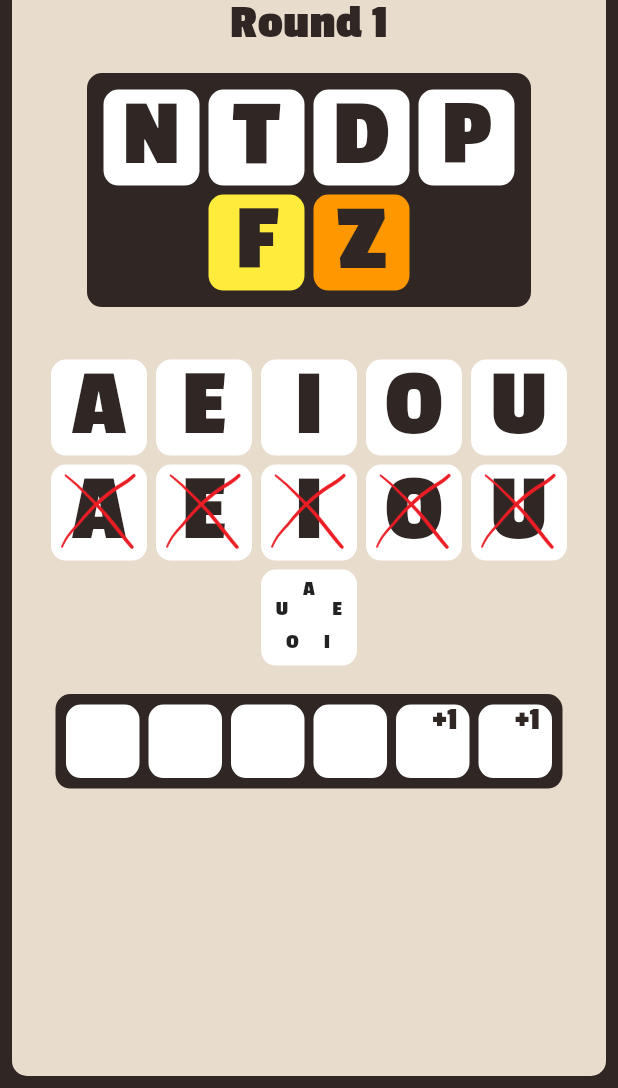
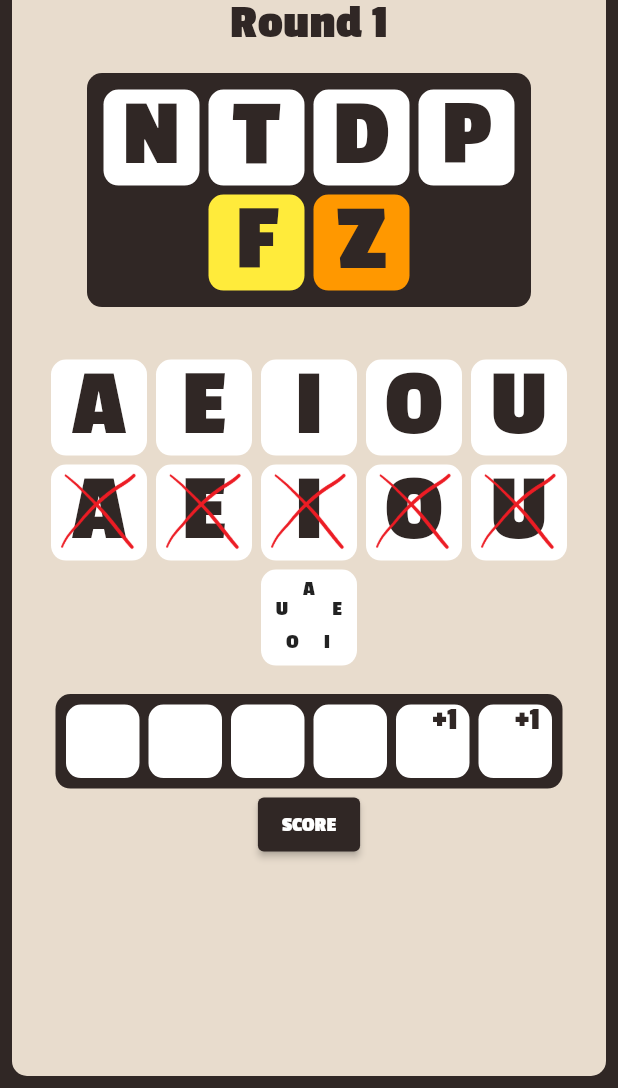
Before and after one commit to CourtneyOB/word_up, a Flutter app: the screen it shows after launch, on a phone screen of 412 x 824 dp, the part 148-1236 px from its top. Run offline on Flutter 3.47's test engine with Material 2 defaults, Android fonts, the phone set to English and light mode, and no system bars; our stand-ins replace flutter_riverpod.

Commit message:
scorecard implementation

```diff
--- a/lib/constants.dart
+++ b/lib/constants.dart
@@ -17,3 +17,5 @@ const String kCrossImage = 'assets/img/cross.png';
 
 const double kDiceBoxWidth = 70.0;
 const double kVowelBoxWidth = 70.0;
+const double kTextFieldBoxWidth = 55.0;
+const double kScoreCardBoxWidth = 45.0;
--- a/lib/screens/main_screen.dart
+++ b/lib/screens/main_screen.dart
@@ -1,5 +1,6 @@
 import 'package:flutter/material.dart';
 import 'package:word_up/constants.dart';
+import 'package:word_up/main.dart';
 import 'package:word_up/widgets/bottom_bar.dart';
 import 'package:word_up/widgets/dice_display.dart';
 import 'package:word_up/widgets/custom_text_field/single_character_text_field.dart';
@@ -31,11 +32,11 @@ class MainScreen extends StatelessWidget {
                         DiceDisplay(),
                         VowelDisplay(),
                         SingleCharacterTextField(),
+                        BottomBar(),
                       ],
                     ),
                   ),
                 ),
-                const BottomBar(),
               ],
             ),
           ),
--- a/lib/widgets/bottom_bar.dart
+++ b/lib/widgets/bottom_bar.dart
@@ -1,13 +1,36 @@
 import 'package:flutter/material.dart';
-import 'package:word_up/main.dart';
+import 'package:word_up/constants.dart';
+import 'package:word_up/widgets/score_card/score_card.dart';
 
 class BottomBar extends StatelessWidget {
   const BottomBar({Key? key}) : super(key: key);
 
   @override
   Widget build(BuildContext context) {
-    return SizedBox(
-      height: screenHeight(context) * 0.05,
+    return Row(
+      mainAxisAlignment: MainAxisAlignment.center,
+      children: [
+        ElevatedButton(
+          style: ElevatedButton.styleFrom(backgroundColor: kBorderColour),
+          onPressed: () => _showScorecard(context),
+          child: const Text(
+            'SCORE',
+            style: TextStyle(color: Colors.white),
+          ),
+        )
+      ],
     );
   }
+
+  _showScorecard(context) {
+    showModalBottomSheet(
+        context: context,
+        isScrollControlled: true,
+        shape: const RoundedRectangleBorder(
+            borderRadius: BorderRadius.vertical(top: Radius.circular(12))),
+        backgroundColor: kBackgroundColour,
+        builder: (context) {
+          return const ScoreCard();
+        });
+  }
 }
--- a/lib/widgets/custom_text_field/character_box.dart
+++ b/lib/widgets/custom_text_field/character_box.dart
@@ -42,7 +42,7 @@ class _CharacterBoxState extends State<CharacterBox> {
   @override
   Widget build(BuildContext context) {
     return BoxBacking(
-      width: 55,
+      width: kTextFieldBoxWidth,
       padding: 2.0,
       color: widget.focusNode.hasFocus ? kHighlightColour : Colors.white,
       child: Stack(
--- a/lib/widgets/stateless_boxes/vowel_box.dart
+++ b/lib/widgets/stateless_boxes/vowel_box.dart
@@ -5,11 +5,13 @@ import 'package:word_up/widgets/stateless_boxes/box_backing.dart';
 class VowelBox extends StatelessWidget {
   const VowelBox({
     Key? key,
+    required this.width,
     this.letter = '',
     this.negative = false,
     this.multi = false,
   }) : super(key: key);
 
+  final double width;
   final String letter;
   final bool negative;
   final bool multi;
@@ -17,7 +19,7 @@ class VowelBox extends StatelessWidget {
   @override
   Widget build(BuildContext context) {
     return BoxBacking(
-      width: kVowelBoxWidth,
+      width: width,
       child: multi
           ? Stack(
               children: const [
--- a/lib/widgets/vowel_display.dart
+++ b/lib/widgets/vowel_display.dart
@@ -1,4 +1,5 @@
 import 'package:flutter/material.dart';
+import 'package:word_up/constants.dart';
 import 'package:word_up/widgets/stateless_boxes/vowel_box.dart';
 
 class VowelDisplay extends StatelessWidget {
@@ -12,41 +13,52 @@ class VowelDisplay extends StatelessWidget {
           alignment: WrapAlignment.center,
           children: const [
             VowelBox(
+              width: kVowelBoxWidth,
               letter: 'A',
             ),
             VowelBox(
+              width: kVowelBoxWidth,
               letter: 'E',
             ),
             VowelBox(
+              width: kVowelBoxWidth,
               letter: 'I',
             ),
             VowelBox(
+              width: kVowelBoxWidth,
               letter: 'O',
             ),
             VowelBox(
+              width: kVowelBoxWidth,
               letter: 'U',
             ),
             VowelBox(
+              width: kVowelBoxWidth,
               negative: true,
               letter: 'A',
             ),
             VowelBox(
+              width: kVowelBoxWidth,
               negative: true,
               letter: 'E',
             ),
             VowelBox(
+              width: kVowelBoxWidth,
               negative: true,
               letter: 'I',
             ),
             VowelBox(
+              width: kVowelBoxWidth,
               negative: true,
               letter: 'O',
             ),
             VowelBox(
+              width: kVowelBoxWidth,
               negative: true,
               letter: 'U',
             ),
             VowelBox(
+              width: kVowelBoxWidth,
               multi: true,
             ),
           ],
--- a/pubspec.yaml
+++ b/pubspec.yaml
@@ -32,6 +32,7 @@ dependencies:
   flutter:
     sdk: flutter
   flutter_riverpod: ^2.1.3
+  sliding_up_panel: ^2.0.0+1
 
 
   # The following adds the Cupertino Icons font to your application.
```
Also changed, not shown: lib/widgets/score_card/score_card.dart (added, +94 -0 lines), lib/widgets/score_card/score_card_row.dart (added, +20 -0 lines).
